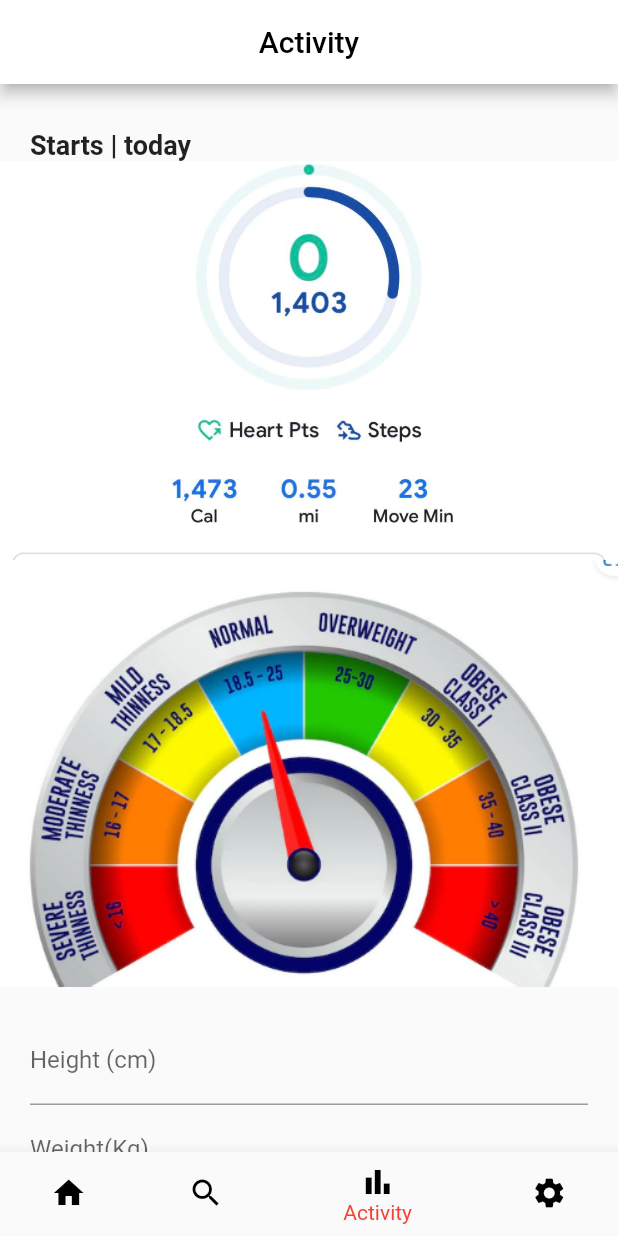
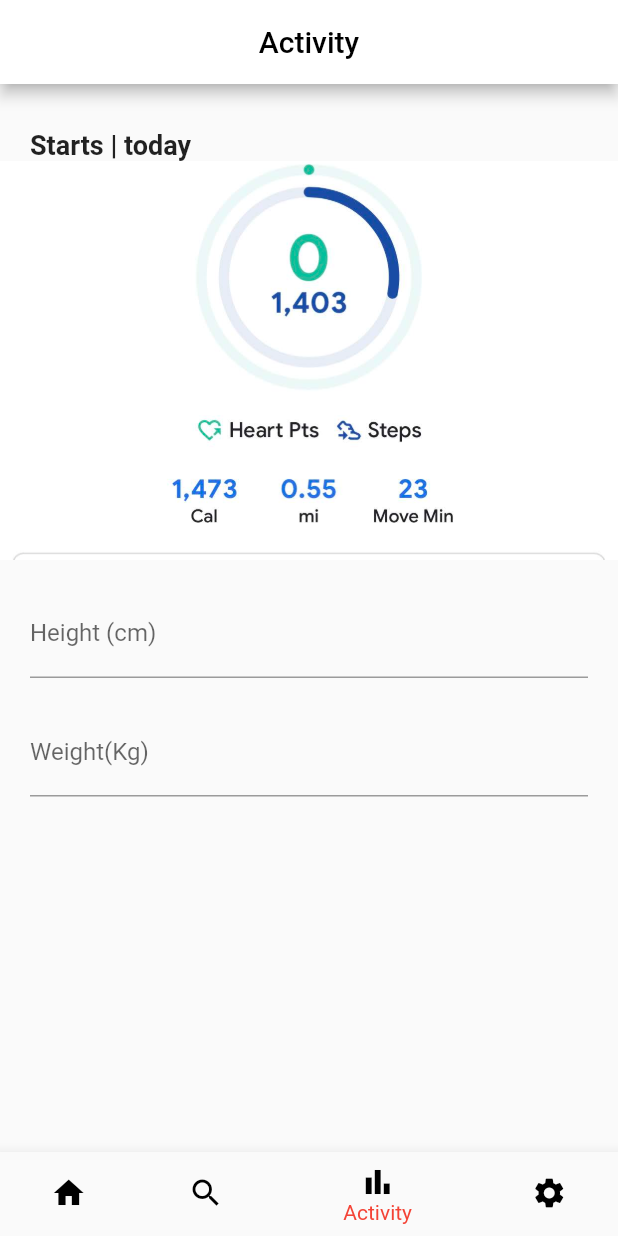
Before and after one commit to kirtijangid/yoga_app, a Flutter app: the Activity screen opened directly, on a phone screen of 412 x 824 dp. Run offline on Flutter 3.47's test engine with Material 2 defaults, Android fonts, the phone set to English and light mode, and no system bars; our stand-ins replace carousel_slider.

Commit message:
const height of box

```diff
--- a/lib/Dashboard/activity.dart
+++ b/lib/Dashboard/activity.dart
@@ -90,10 +90,6 @@ final TextEditingController _heightController = TextEditingController();
                   ),
 
                   Container(
-                    child: Image.asset('assets/BMI.png'),
-                  ),
-
-                  Container(
                     padding: EdgeInsets.all(20),
                     child: Column(
                       children: [
@@ -105,6 +101,10 @@ final TextEditingController _heightController = TextEditingController();
                             labelText: 'Height (cm)',
                             suffixText: 'centimeters'
                           ),
+                        ),
+
+                        const SizedBox(
+                          height: 20,
                         ),
 
                         TextField(
```
